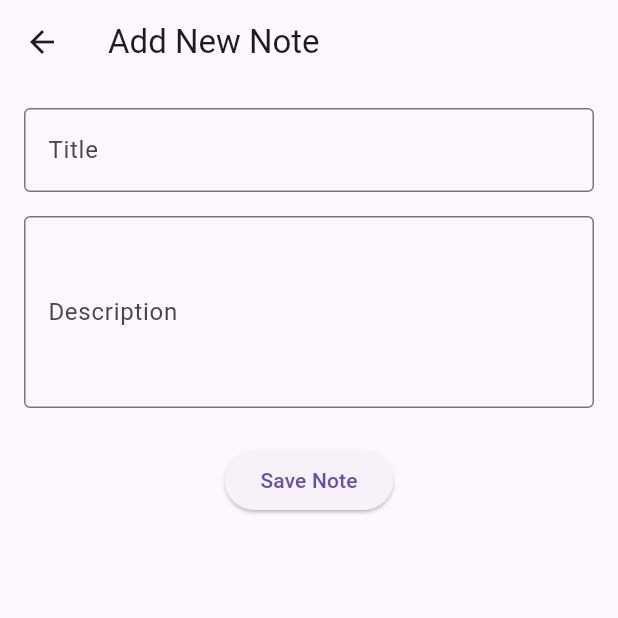
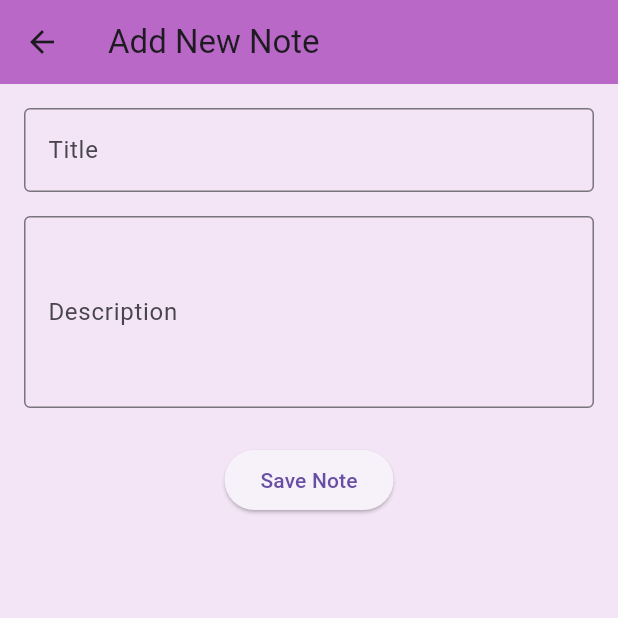
Before and after one commit to TanushreeBalakumar/quick_notes, a Flutter app: the screen it shows after launch, after a tap on the "add" icon, on a phone screen of 412 x 824 dp, the top half of it. Run offline on Flutter 3.47's test engine with Material 3 defaults, Android fonts, the phone set to English and light mode, and no system bars.

Commit message:
Chore: Changed theme

```diff
--- a/lib/main.dart
+++ b/lib/main.dart
@@ -11,9 +11,10 @@ class QuickNotesApp extends StatelessWidget {
   @override
   Widget build(BuildContext context) {
     return MaterialApp(
+      debugShowCheckedModeBanner: false,
       title: 'QuickNotes',
       theme: ThemeData(
-        primarySwatch: Colors.blue,
+        primarySwatch: Colors.purple,
       ),
       home: const HomePage(),
     );
--- a/lib/screens/add_note_page.dart
+++ b/lib/screens/add_note_page.dart
@@ -36,8 +36,10 @@ class _AddNotePageState extends State<AddNotePage> {
   @override
   Widget build(BuildContext context) {
     return Scaffold(
+      backgroundColor: Colors.purple.shade50,
       appBar: AppBar(
         title: const Text('Add New Note'),
+        backgroundColor: Colors.purple.shade300,
       ),
       body: Padding(
         padding: const EdgeInsets.all(16.0),
@@ -50,6 +52,7 @@ class _AddNotePageState extends State<AddNotePage> {
                 border: OutlineInputBorder(),
               ),
             ),
+
             const SizedBox(height: 16),
             TextField(
               controller: _descController,
@@ -59,6 +62,7 @@ class _AddNotePageState extends State<AddNotePage> {
                 border: OutlineInputBorder(),
               ),
             ),
+
             const SizedBox(height: 24),
             ElevatedButton(
               onPressed: _saveNote,
--- a/lib/screens/home_page.dart
+++ b/lib/screens/home_page.dart
@@ -1,5 +1,3 @@
-
-
 import 'package:flutter/material.dart';
 import '../models/note.dart';
 import 'add_note_page.dart';
@@ -22,12 +20,15 @@ class _HomePageState extends State<HomePage> {
   @override
   Widget build(BuildContext context) {
     return Scaffold(
+      backgroundColor: Colors.purple[50],
       appBar: AppBar(
+        leading: Icon(Icons.menu, color: Colors.black),
         title: const Text('QuickNotes'),
+        backgroundColor: Colors.purple.shade300,
       ),
 
       body: notes.isEmpty
-          ? const Center(child: Text('No notes yet! Add some.'))
+          ? const Center(child: Text('No notes yet! Add some.',style: TextStyle(fontSize: 24),))
           : ListView.builder(
               itemCount: notes.length,
               itemBuilder: (context, index) {
```
